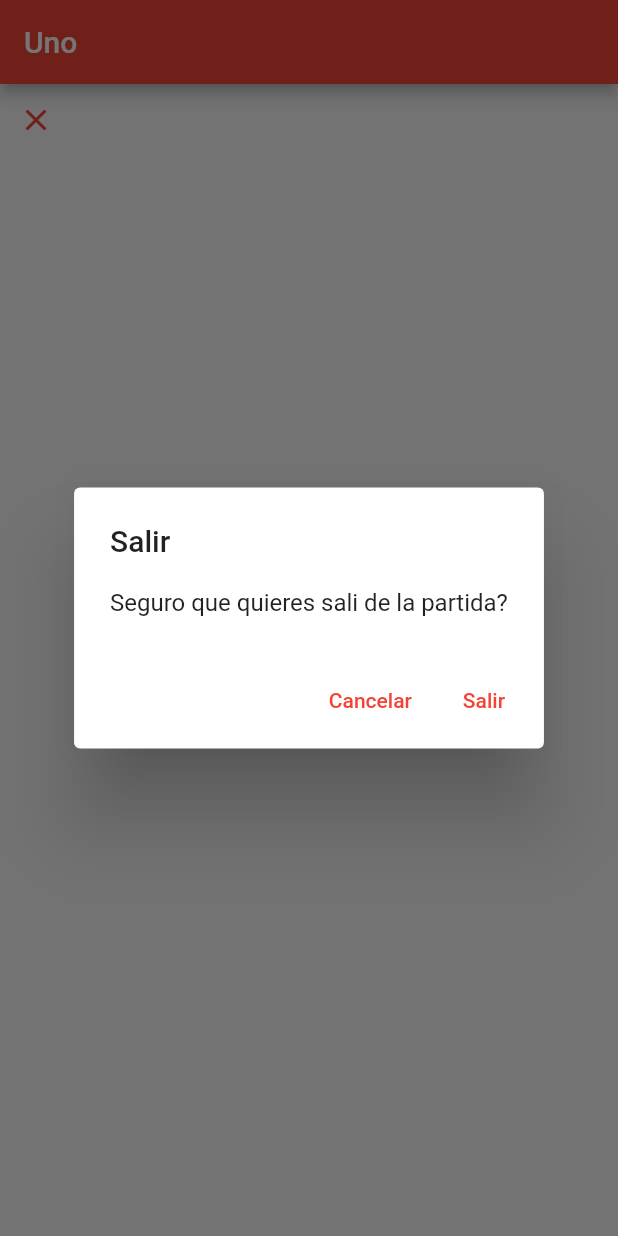
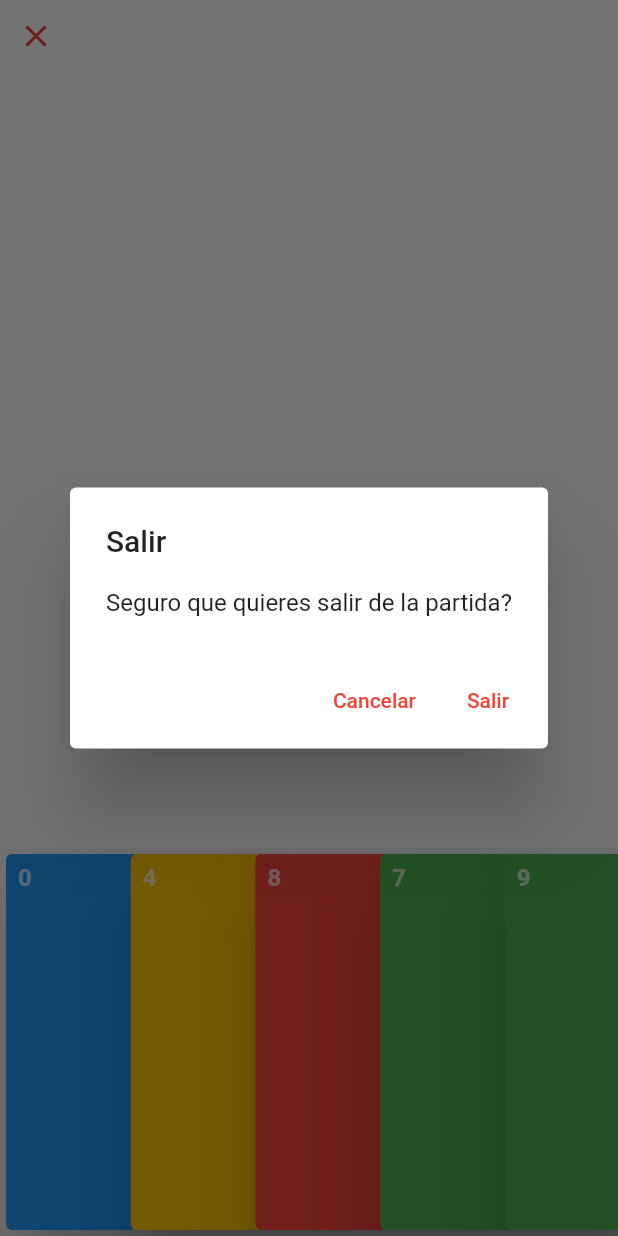
Before and after one commit to adriaSubirana/projecte_uno, a Flutter app: the screen it shows after launch, after a tap on the "close" icon, on a phone screen of 412 x 824 dp. Run offline on Flutter 3.47's test engine with Material 2 defaults, Android fonts, the light colour scheme and no system bars; our stand-ins replace cloud_firestore, firebase_core; accounts and stored records are empty.

Commit message:
Cartas y boton abandonar en pantalla

```diff
--- a/lib/clases/Jugador.dart
+++ b/lib/clases/Jugador.dart
@@ -1,6 +1,4 @@
 // ignore_for_file: file_names
-
-import 'partida.dart';
 
 class Jugador {
   late String nombre;
--- a/lib/main.dart
+++ b/lib/main.dart
@@ -23,7 +23,7 @@ class MyApp extends StatelessWidget {
       ),
       home: Scaffold(
         appBar: AppBar(
-          title: const Text("Uno"),
+          toolbarHeight: 0,
         ),
         body: Column(
           children: [
@@ -46,7 +46,7 @@ class MyApp extends StatelessWidget {
                     child: Center(child: Text("${data?['turno']}")));
               },
             ),*/
-            PantallaJuego(),
+            Expanded(child: PantallaJuego()),
           ],
         ),
       ),
--- a/lib/pantallas/juego.dart
+++ b/lib/pantallas/juego.dart
@@ -1,18 +1,30 @@
-// ignore_for_file: prefer_const_constructors
+// ignore_for_file: prefer_const_constructors, prefer_const_literals_to_create_immutables
 
 import 'package:flutter/material.dart';
+import 'package:projecte_uno/pantallas/pantallaJuego/CartasMano.dart';
 import 'package:projecte_uno/pantallas/pantallaJuego/boton_abandonar.dart';
 
-class PantallaJuego extends StatefulWidget {
-  const PantallaJuego({Key? key}) : super(key: key);
+class PantallaJuego extends StatelessWidget {
+  final mano = ["b0", "y4", "r8", "g7", "g9", "r3", "b2", "k%", "y5", "y4"];
+
+  PantallaJuego({Key? key}) : super(key: key);
 
   @override
-  _PantallaJuegoState createState() => _PantallaJuegoState();
-}
-
-class _PantallaJuegoState extends State<PantallaJuego> {
-  @override
   Widget build(BuildContext context) {
-    return Abandonar();
+    return Column(
+      crossAxisAlignment: CrossAxisAlignment.stretch,
+      children: [
+        Align(
+          child: Abandonar(),
+          alignment: Alignment.topLeft,
+        ),
+        Spacer(flex: 2),
+        Expanded(
+          child: CartasMano(
+            cartas: mano,
+          ),
+        )
+      ],
+    );
   }
 }
--- a/lib/pantallas/pantallaJuego/CartasMano.dart
+++ b/lib/pantallas/pantallaJuego/CartasMano.dart
@@ -1,18 +1,18 @@
-// ignore_for_file: file_names, prefer_const_constructors, avoid_unnecessary_containers
+// ignore_for_file: file_names
 
 import 'package:flutter/material.dart';
 import 'package:projecte_uno/pantallas/pantallaJuego/build_carta.dart';
 
-class StackedCards extends StatefulWidget {
+class CartasMano extends StatefulWidget {
   late final List<String> cartas;
 
-  StackedCards({Key? key, required this.cartas}) : super(key: key);
+  CartasMano({Key? key, required this.cartas}) : super(key: key);
 
   @override
-  _StackedCardsState createState() => _StackedCardsState();
+  _CartasManoState createState() => _CartasManoState();
 }
 
-class _StackedCardsState extends State<StackedCards> {
+class _CartasManoState extends State<CartasMano> {
   @override
   Widget build(BuildContext context) {
     return ListView.builder(
--- a/lib/pantallas/pantallaJuego/boton_abandonar.dart
+++ b/lib/pantallas/pantallaJuego/boton_abandonar.dart
@@ -17,7 +17,7 @@ class _AbandonarState extends State<Abandonar> {
           builder: (context) {
             return AlertDialog(
               title: const Text("Salir"),
-              content: const Text("Seguro que quieres sali de la partida?"),
+              content: const Text("Seguro que quieres salir de la partida?"),
               actions: [
                 TextButton(
                   onPressed: () => Navigator.pop(context, "Cancel"),
```
